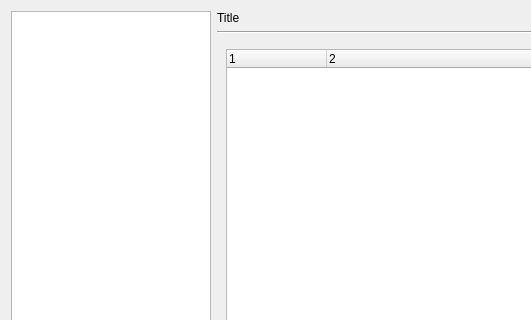
Old version of the form src/bomi/ui/prefdialog.ui in the repository bylee20/bomi; both pictures show x 0 to 531 and y 0 to 320 of the 678 by 541 pixel window.
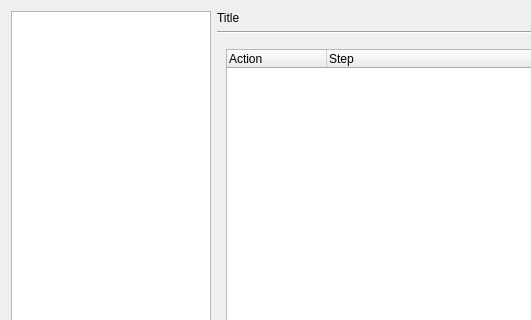
New version of the form. The open tabs and pages were chosen to show the change. Icons and pictures are not drawn. Custom widgets are drawn as their Qt base class.

What changed in the file:
```diff
--- a/src/bomi/ui/prefdialog.ui
+++ b/src/bomi/ui/prefdialog.ui
@@ -2295,12 +2295,12 @@
            </property>
            <column>
             <property name="text">
-             <string/>
+             <string>Action</string>
             </property>
            </column>
            <column>
             <property name="text">
-             <string/>
+             <string>Step</string>
             </property>
            </column>
           </widget>
```
Left out of the diff: 2 changed lines with no effect on the pictures.
